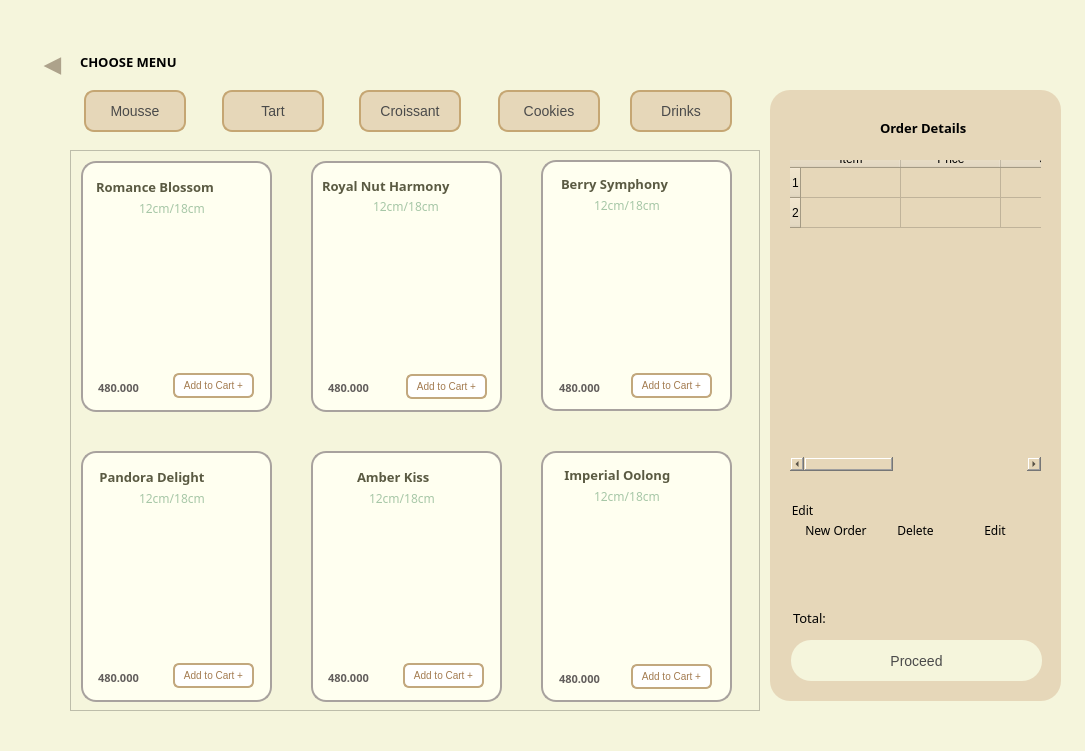
Qt form Ui/self_order.ui (duckbumbum301/FinalProject) before a commit.
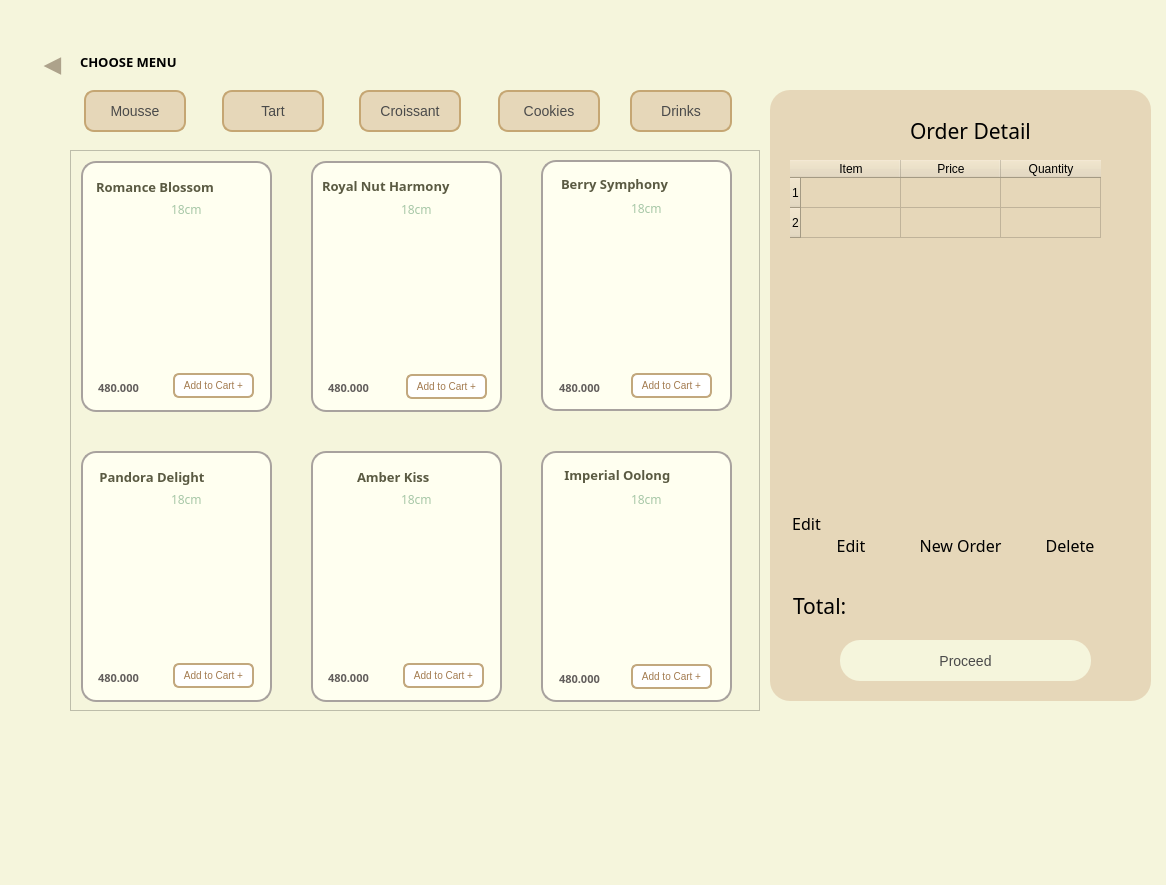
The same form after that commit. The open tabs and pages were chosen to show the change. Icons and pictures are not drawn.

Commit message: Điều chỉnh UI

```diff
--- a/Ui/self_order.ui
+++ b/Ui/self_order.ui
@@ -6,8 +6,8 @@
    <rect>
     <x>0</x>
     <y>0</y>
-    <width>1085</width>
-    <height>751</height>
+    <width>1166</width>
+    <height>885</height>
    </rect>
   </property>
   <property name="styleSheet">
@@ -194,9 +194,9 @@
         <widget class="QLabel" name="label_romance_size">
          <property name="geometry">
           <rect>
-           <x>58</x>
-           <y>39</y>
-           <width>71</width>
+           <x>90</x>
+           <y>40</y>
+           <width>31</width>
            <height>16</height>
           </rect>
          </property>
@@ -211,7 +211,7 @@
 border:0px</string>
          </property>
          <property name="text">
-          <string>12cm/18cm</string>
+          <string>18cm</string>
          </property>
         </widget>
         <widget class="QLabel" name="label_romance_price">
@@ -358,30 +358,7 @@
           <bool>true</bool>
          </property>
         </widget>
-        <widget class="QLabel" name="label_royal_size">
-         <property name="geometry">
-          <rect>
-           <x>62</x>
-           <y>37</y>
-           <width>71</width>
-           <height>16</height>
-          </rect>
-         </property>
-         <property name="font">
-          <font>
-           <family>Mongolian Baiti</family>
-           <pointsize>9</pointsize>
-          </font>
-         </property>
-         <property name="styleSheet">
-          <string notr="true">color: #A7C7A7;
-border:0px</string>
-         </property>
-         <property name="text">
-          <string>12cm/18cm</string>
-         </property>
-        </widget>
-        <widget class="QPushButton" name="pushButton_add_royal">
+        <widget class="QPushButton" name="pushButton_add2">
          <property name="geometry">
           <rect>
            <x>95</x>
@@ -450,6 +427,29 @@
           <string>480.000</string>
          </property>
         </widget>
+        <widget class="QLabel" name="label_romance_size_2">
+         <property name="geometry">
+          <rect>
+           <x>90</x>
+           <y>40</y>
+           <width>31</width>
+           <height>16</height>
+          </rect>
+         </property>
+         <property name="font">
+          <font>
+           <family>Mongolian Baiti</family>
+           <pointsize>9</pointsize>
+          </font>
+         </property>
+         <property name="styleSheet">
+          <string notr="true">color: #A7C7A7;
+border:0px</string>
+         </property>
+         <property name="text">
+          <string>18cm</string>
+         </property>
+        </widget>
         <zorder>label_cake_royal</zorder>
         <zorder>label_royal</zorder>
         <zorder>label_royal_size</zorder>
@@ -502,29 +502,6 @@
           <string>Berry Symphony</string>
          </property>
         </widget>
-        <widget class="QLabel" name="label_berry_size">
-         <property name="geometry">
-          <rect>
-           <x>53</x>
-           <y>37</y>
-           <width>71</width>
-           <height>16</height>
-          </rect>
-         </property>
-         <property name="font">
-          <font>
-           <family>Mongolian Baiti</family>
-           <pointsize>9</pointsize>
-          </font>
-         </property>
-         <property name="styleSheet">
-          <string notr="true">color: #A7C7A7;
-border:0px</string>
-         </property>
-         <property name="text">
-          <string>12cm/18cm</string>
-         </property>
-        </widget>
         <widget class="QLabel" name="label_cake_berry">
          <property name="geometry">
           <rect>
@@ -623,6 +600,29 @@
           <string>480.000</string>
          </property>
         </widget>
+        <widget class="QLabel" name="label_romance_size_3">
+         <property name="geometry">
+          <rect>
+           <x>90</x>
+           <y>40</y>
+           <width>31</width>
+           <height>16</height>
+          </rect>
+         </property>
+         <property name="font">
+          <font>
+           <family>Mongolian Baiti</family>
+           <pointsize>9</pointsize>
+          </font>
+         </property>
+         <property name="styleSheet">
+          <string notr="true">color: #A7C7A7;
+border:0px</string>
+         </property>
+         <property name="text">
+          <string>18cm</string>
+         </property>
+        </widget>
         <zorder>label_cake_berry</zorder>
         <zorder>label_berry_symphony</zorder>
         <zorder>label_berry_size</zorder>
@@ -735,9 +735,9 @@
         <widget class="QLabel" name="label_pandora_size">
          <property name="geometry">
           <rect>
-           <x>58</x>
-           <y>39</y>
-           <width>71</width>
+           <x>90</x>
+           <y>40</y>
+           <width>31</width>
            <height>16</height>
           </rect>
          </property>
@@ -752,7 +752,7 @@
 border:0px</string>
          </property>
          <property name="text">
-          <string>12cm/18cm</string>
+          <string>18cm</string>
          </property>
         </widget>
         <widget class="QLabel" name="label_pandora_price">
@@ -928,29 +928,6 @@
           <string>Amber Kiss</string>
          </property>
         </widget>
-        <widget class="QLabel" name="label_amber_size">
-         <property name="geometry">
-          <rect>
-           <x>58</x>
-           <y>39</y>
-           <width>71</width>
-           <height>16</height>
-          </rect>
-         </property>
-         <property name="font">
-          <font>
-           <family>Mongolian Baiti</family>
-           <pointsize>9</pointsize>
-          </font>
-         </property>
-         <property name="styleSheet">
-          <string notr="true">color: #A7C7A7;
-border:0px</string>
-         </property>
-         <property name="text">
-          <string>12cm/18cm</string>
-         </property>
-        </widget>
         <widget class="QLabel" name="label_amber_price">
          <property name="geometry">
           <rect>
@@ -1020,6 +997,29 @@
           <string>Add to Cart +</string>
          </property>
         </widget>
+        <widget class="QLabel" name="label_pandora_size_2">
+         <property name="geometry">
+          <rect>
+           <x>90</x>
+           <y>40</y>
+           <width>31</width>
+           <height>16</height>
+          </rect>
+         </property>
+         <property name="font">
+          <font>
+           <family>Mongolian Baiti</family>
+           <pointsize>9</pointsize>
+          </font>
+         </property>
+         <property name="styleSheet">
+          <string notr="true">color: #A7C7A7;
+border:0px</string>
+         </property>
+         <property name="text">
+          <string>18cm</string>
+         </property>
+        </widget>
        </widget>
        <widget class="QFrame" name="frame_Mocha">
         <property name="geometry">
@@ -1592,29 +1592,6 @@
           <string> Imperial Oolong</string>
          </property>
         </widget>
-        <widget class="QLabel" name="label_imperial_size">
-         <property name="geometry">
-          <rect>
-           <x>53</x>
-           <y>37</y>
-           <width>71</width>
-           <height>16</height>
-          </rect>
-         </property>
-         <property name="font">
-          <font>
-           <family>Mongolian Baiti</family>
-           <pointsize>9</pointsize>
-          </font>
-         </property>
-         <property name="styleSheet">
-          <string notr="true">color: #A7C7A7;
-border:0px</string>
-         </property>
-         <property name="text">
-          <string>12cm/18cm</string>
-         </property>
-        </widget>
         <widget class="QLabel" name="label_cake_imperial">
          <property name="geometry">
           <rect>
@@ -1707,6 +1684,29 @@
           <string>480.000</string>
          </property>
         </widget>
+        <widget class="QLabel" name="label_pandora_size_3">
+         <property name="geometry">
+          <rect>
+           <x>90</x>
+           <y>40</y>
+           <width>31</width>
+           <height>16</height>
+          </rect>
+         </property>
+         <property name="font">
+          <font>
+           <family>Mongolian Baiti</family>
+           <pointsize>9</pointsize>
+          </font>
+         </property>
+         <property name="styleSheet">
+          <string notr="true">color: #A7C7A7;
+border:0px</string>
+         </property>
+         <property name="text">
+          <string>18cm</string>
+         </property>
+        </widget>
         <zorder>label_cake_imperial</zorder>
         <zorder>label_imperial</zorder>
         <zorder>label_imperial_size</zorder>
@@ -7248,7 +7248,7 @@
      <rect>
       <x>770</x>
       <y>90</y>
-      <width>291</width>
+      <width>381</width>
       <height>611</height>
      </rect>
     </property>
@@ -7269,18 +7269,18 @@
     <widget class="QLabel" name="label_order">
      <property name="geometry">
       <rect>
-       <x>110</x>
-       <y>30</y>
-       <width>91</width>
-       <height>16</height>
+       <x>140</x>
+       <y>20</y>
+       <width>121</width>
+       <height>41</height>
       </rect>
      </property>
      <property name="font">
       <font>
        <family>Mongolian Baiti</family>
-       <pointsize>10</pointsize>
-       <weight>75</weight>
-       <bold>true</bold>
+       <pointsize>16</pointsize>
+       <weight>50</weight>
+       <bold>false</bold>
       </font>
      </property>
      <property name="styleSheet">
@@ -7301,8 +7301,8 @@
       <rect>
        <x>20</x>
        <y>70</y>
-       <width>251</width>
-       <height>401</height>
+       <width>341</width>
+       <height>471</height>
       </rect>
      </property>
      <property name="widgetResizable">
@@ -7313,17 +7313,17 @@
        <rect>
         <x>0</x>
         <y>0</y>
-        <width>251</width>
-        <height>401</height>
+        <width>341</width>
+        <height>471</height>
        </rect>
       </property>
       <widget class="QTableWidget" name="tableWidget_order">
        <property name="geometry">
         <rect>
          <x>0</x>
-         <y>-10</y>
-         <width>251</width>
-         <height>321</height>
+         <y>0</y>
+         <width>341</width>
+         <height>341</height>
         </rect>
        </property>
        <row>
@@ -7346,34 +7346,25 @@
          <string>Price</string>
         </property>
        </column>
-       <column>
-        <property name="text">
-         <string>Size</string>
-        </property>
-       </column>
        <column>
         <property name="text">
          <string>Quantity</string>
         </property>
        </column>
-       <column>
-        <property name="text">
-         <string>Subtotal</string>
-        </property>
-       </column>
       </widget>
       <widget class="QGroupBox" name="groupBox">
        <property name="geometry">
         <rect>
          <x>0</x>
-         <y>340</y>
-         <width>251</width>
-         <height>61</height>
+         <y>350</y>
+         <width>341</width>
+         <height>71</height>
         </rect>
        </property>
        <property name="font">
         <font>
          <family>Mongolian Baiti</family>
+         <pointsize>12</pointsize>
         </font>
        </property>
        <property name="title">
@@ -7382,11 +7373,25 @@
        <layout class="QHBoxLayout" name="horizontalLayout_2">
         <item>
          <layout class="QHBoxLayout" name="horizontalLayout">
+          <item>
+           <widget class="QPushButton" name="pushButtonEdit">
+            <property name="font">
+             <font>
+              <family>Mongolian Baiti</family>
+              <pointsize>12</pointsize>
+             </font>
+            </property>
+            <property name="text">
+             <string>Edit</string>
+            </property>
+           </widget>
+          </item>
           <item>
            <widget class="QPushButton" name="pushButtonNewOrder">
             <property name="font">
              <font>
               <family>Mongolian Baiti</family>
+              <pointsize>12</pointsize>
              </font>
             </property>
             <property name="text">
@@ -7399,6 +7404,7 @@
             <property name="font">
              <font>
               <family>Mongolian Baiti</family>
+              <pointsize>12</pointsize>
              </font>
             </property>
             <property name="text">
@@ -7406,66 +7412,54 @@
             </property>
            </widget>
           </item>
-          <item>
-           <widget class="QPushButton" name="pushButtonEdit">
-            <property name="font">
-             <font>
-              <family>Mongolian Baiti</family>
-             </font>
-            </property>
-            <property name="text">
-             <string>Edit</string>
-            </property>
-           </widget>
-          </item>
          </layout>
         </item>
        </layout>
       </widget>
+      <widget class="QLineEdit" name="lineEdit_total">
+       <property name="geometry">
+        <rect>
+         <x>60</x>
+         <y>430</y>
+         <width>271</width>
+         <height>31</height>
+        </rect>
+       </property>
+       <property name="font">
+        <font>
+         <family>Mongolian Baiti</family>
+         <pointsize>9</pointsize>
+        </font>
+       </property>
+       <property name="styleSheet">
+        <string notr="true">bakground-color:transparent</string>
+       </property>
+      </widget>
      </widget>
     </widget>
     <widget class="QLabel" name="label_total">
      <property name="geometry">
       <rect>
        <x>23</x>
-       <y>520</y>
-       <width>41</width>
-       <height>16</height>
+       <y>495</y>
+       <width>71</width>
+       <height>41</height>
       </rect>
      </property>
      <property name="font">
       <font>
        <family>Mongolian Baiti</family>
-       <pointsize>10</pointsize>
+       <pointsize>16</pointsize>
       </font>
      </property>
      <property name="text">
       <string>Total:</string>
      </property>
     </widget>
-    <widget class="QLineEdit" name="lineEdit_total">
-     <property name="geometry">
-      <rect>
-       <x>70</x>
-       <y>511</y>
-       <width>191</width>
-       <height>31</height>
-      </rect>
-     </property>
-     <property name="font">
-      <font>
-       <family>Mongolian Baiti</family>
-       <pointsize>9</pointsize>
-      </font>
-     </property>
-     <property name="styleSheet">
-      <string notr="true">bakground-color:transparent</string>
-     </property>
-    </widget>
     <widget class="QPushButton" name="pushButtonProceed">
      <property name="geometry">
       <rect>
-       <x>21</x>
+       <x>70</x>
        <y>550</y>
        <width>251</width>
        <height>41</height>
```
Left out of the diff: 314 changed lines with no effect on the pictures. The commit also changes 5 other files.
